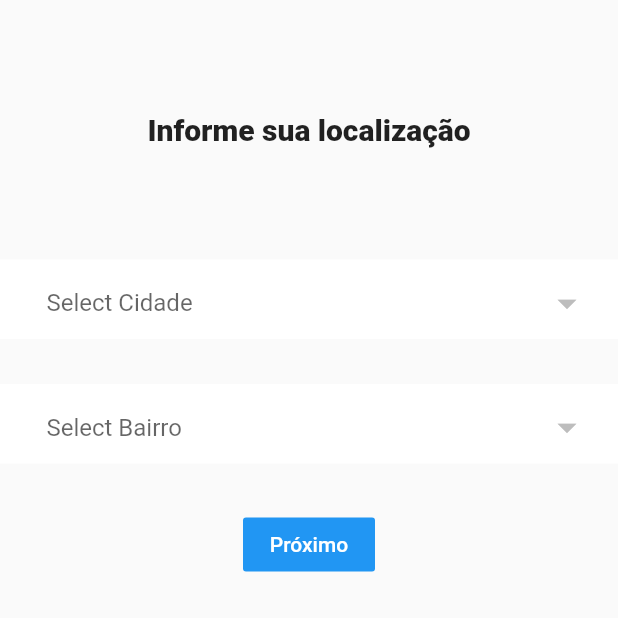
After one commit to moraiscristiano/pesquisei, a Flutter app: the PesquisaLocalidadeView screen opened directly, on a phone screen of 412 x 824 dp, the top half of it. The commit adds this screen. Run offline on Flutter 3.47's test engine with Material 2 defaults, Android fonts, the phone set to English and light mode, and no system bars; our stand-ins replace dio, mobx, sqflite; accounts and stored records are empty; generated files the repository leaves out were written again.

Commit message:
telas de pesquisa(localidade e lista por localidade)

```diff
--- a/lib/controllers/signup.controller.dart
+++ b/lib/controllers/signup.controller.dart
@@ -1,7 +1,7 @@
 
 import 'package:flutter_crud/repositories/account.repository.dart';
 import 'package:flutter_crud/view-models/signup.viewmodel.dart';
-import 'package:flutter_crud/views/user.model.dart';
+import 'package:flutter_crud/models/user.model.dart';
 
 class SignupController {
   AccountRepository repository;
--- a/lib/provider/bairro_provider.dart
+++ b/lib/provider/bairro_provider.dart
@@ -63,4 +63,18 @@ class BairroProvider {
     }
     return lista;
   }
+
+  Future<List<Bairro>> getBairrosPorCidadeId(String minhaCidade) async{
+    var dbBairro = await _db;
+    //List<Map> maps = await dbBairro.query('Bairro', columns: ['id', 'idcidade', 'nome', 'dataalteracao']);
+    List<Map> maps = await dbBairro.rawQuery("SELECT id,idcidade,nome,dataalteracao FROM Bairro where idcidade= $minhaCidade");
+    List<Bairro> bairros = [];
+    if (maps.length > 0) {
+      for (int i = 0; i < maps.length; i++) {
+        bairros.add(Bairro.fromMap(maps[i]));
+      }
+    }
+    return bairros;
+
+  }
 }
--- a/lib/repositories/account.repository.dart
+++ b/lib/repositories/account.repository.dart
@@ -1,7 +1,7 @@
 
 
 import 'package:flutter_crud/view-models/signup.viewmodel.dart';
-import 'package:flutter_crud/views/user.model.dart';
+import 'package:flutter_crud/models/user.model.dart';
 
 class AccountRepository {
   Future<UserModel> createAccount(SignupViewModel model) async {
--- /dev/null
+++ b/lib/view-models/pesquisa.viewmodel.dart
@@ -0,0 +1,6 @@
+class PesquisaViewModel {
+  int id;
+  String nome = "";
+  String descricao = "";
+  bool busy = false;
+}
--- /dev/null
+++ b/lib/views/pesquisa.localidade.view.dart
@@ -0,0 +1,232 @@
+import 'package:flutter/material.dart';
+import 'package:flutter_crud/models/bairro.dart';
+import 'package:flutter_crud/models/cidade.dart';
+import 'package:flutter_crud/provider/bairro_provider.dart';
+import 'package:flutter_crud/provider/cidade_provider.dart';
+import 'package:flutter_crud/stores/pesquisa.localidade.store.dart';
+import 'package:flutter_crud/views/pesquisa.list.view.dart';
+import 'package:provider/provider.dart';
+
+class PesquisaLocalidadeView extends StatefulWidget {
+  @override
+  _PesquisaLocalidadeViewState createState() => _PesquisaLocalidadeViewState();
+}
+
+class _PesquisaLocalidadeViewState extends State<PesquisaLocalidadeView> {
+  @override
+  void initState() {
+    _getCidadesList();
+    super.initState();
+  }
+
+  @override
+  Widget build(BuildContext context) {
+    final _cidadeFormKey = GlobalKey<FormState>();
+    final _bairroFormKey = GlobalKey<FormState>();
+
+    var pesquisaLocalidadeStore = Provider.of<PesquisaLocalidadeStore>(context);
+
+    return Scaffold(
+      /* appBar: AppBar(
+        title: Text('Dynamic DropDownList REST API'),
+      ), */
+      body: Column(
+        mainAxisAlignment: MainAxisAlignment.start,
+        children: <Widget>[
+          Container(
+            alignment: Alignment.topCenter,
+            margin: EdgeInsets.only(bottom: 75, top: 75),
+            child: Text(
+              'Informe sua localização',
+              style: TextStyle(fontWeight: FontWeight.w800, fontSize: 20),
+            ),
+          ),
+          //======================================================== Cidade
+
+          Container(
+            padding: EdgeInsets.only(left: 15, right: 15, top: 5),
+            color: Colors.white,
+            child: Row(
+              mainAxisAlignment: MainAxisAlignment.spaceBetween,
+              children: <Widget>[
+                Expanded(
+                  child: DropdownButtonHideUnderline(
+                    child: ButtonTheme(
+                      alignedDropdown: true,
+                      child: DropdownButton<String>(
+                        value: _minhaCidade,
+                        iconSize: 30,
+                        icon: (null),
+                        style: TextStyle(
+                          color: Colors.black54,
+                          fontSize: 16,
+                        ),
+                        hint: Text('Select Cidade'),
+                        key: _cidadeFormKey,
+                        onChanged: (String newValue) {
+                          setState(() {
+                            _minhaCidade = newValue;
+                            _getBairrosList();
+                            print(_minhaCidade);
+                          });
+                        },
+                        items: cidades?.map((item) {
+                              return new DropdownMenuItem(
+                                child: new Text(item.nome),
+                                value: item.id.toString(),
+                              );
+                            })?.toList() ??
+                            [],
+                      ),
+                    ),
+                  ),
+                ),
+              ],
+            ),
+          ),
+          SizedBox(
+            height: 30,
+          ),
+
+          //======================================================== City
+
+          Container(
+            padding: EdgeInsets.only(left: 15, right: 15, top: 5),
+            color: Colors.white,
+            child: Row(
+              mainAxisAlignment: MainAxisAlignment.spaceBetween,
+              children: <Widget>[
+                Expanded(
+                  child: DropdownButtonHideUnderline(
+                    child: ButtonTheme(
+                      alignedDropdown: true,
+                      child: DropdownButton<String>(
+                        value: _meuBairro,
+                        iconSize: 30,
+                        icon: (null),
+                        style: TextStyle(
+                          color: Colors.black54,
+                          fontSize: 16,
+                        ),
+                        hint: Text('Select Bairro'),
+                        key: _bairroFormKey,
+                        onChanged: (String newValue) {
+                          setState(() {
+                            _meuBairro = newValue;
+                            print(_meuBairro);
+                          });
+                        },
+                        items: bairros?.map((item) {
+                              return new DropdownMenuItem(
+                                child: new Text(item.nome),
+                                value: item.id.toString(),
+                              );
+                            })?.toList() ??
+                            [],
+                      ),
+                    ),
+                  ),
+                ),
+              ],
+            ),
+          ),
+          SizedBox(
+            height: 30,
+          ),
+          FlatButton(
+              color: Colors.blue,
+              textColor: Colors.white,
+              child: Text("Próximo"),
+              onPressed: () {
+                Future<void> _showMyDialog() async {
+                  return showDialog<void>(
+                    context: context,
+                    barrierDismissible: false, // user must tap button!
+                    builder: (BuildContext context) {
+                      return AlertDialog(
+                        title: Text('Falha'),
+                        content: SingleChildScrollView(
+                          child: ListBody(
+                            children: <Widget>[
+                              Text('Ocorreu um erro.'),
+                              Text(
+                                  'Você deve selecionar uma Cidade e um Bairro.'),
+                            ],
+                          ),
+                        ),
+                        actions: <Widget>[
+                          FlatButton(
+                            child: Text('OK'),
+                            onPressed: () {
+                              Navigator.of(context).pop();
+                            },
+                          ),
+                        ],
+                      );
+                    },
+                  );
+                }
+
+                if (_minhaCidade == null ||
+                    _meuBairro == null ||
+                    _minhaCidade?.trim().isEmpty ||
+                    _meuBairro?.trim().isEmpty) {
+                  _showMyDialog();
+                } else {
+                  setState(() {});
+
+                  pesquisaLocalidadeStore.setPesquisaLocalidade(
+                    int.parse(_minhaCidade),
+                    int.parse(_meuBairro),
+                  );
+
+                  Navigator.push(
+                    context,
+                    MaterialPageRoute(
+                      builder: (context) => PesquisaListView(),
+                    ),
+                  );
+                }
+              }),
+        ],
+      ),
+    );
+  }
+
+  //=============================================================================== Api Calling here
+
+//CALLING STATE API HERE
+// Get State information by API
+
+  List<Cidade> cidades;
+  String _minhaCidade;
+
+  String stateInfoUrl = 'http://cleanions.bestweb.my/api/location/get_state';
+  Future<String> _getCidadesList() async {
+    CidadeProvider cidadeProvider = new CidadeProvider();
+
+    List<Cidade> retornoCidades = await cidadeProvider.getCidades();
+
+//      print(data);
+    setState(() {
+      cidades = retornoCidades;
+    });
+  }
+
+  // Get State information by API
+  List<Bairro> bairros;
+  String _meuBairro;
+
+  String cityInfoUrl =
+      'http://cleanions.bestweb.my/api/location/get_city_by_state_id';
+  Future<String> _getBairrosList() async {
+    BairroProvider bairroProvider = new BairroProvider();
+
+    List<Bairro> retornoBairros =
+        await bairroProvider.getBairrosPorCidadeId(_minhaCidade);
+
+    setState(() {
+      bairros = retornoBairros;
+    });
+  }
+}
```
Also changed, not shown: lib/controllers/pesquisa.list.controller.dart (added, +22 -0 lines), lib/main.dart (+9 -0 lines), lib/repositories/pesquisa.list.repository.dart (added, +28 -0 lines), lib/stores/pesquisa.localidade.store.dart (added, +22 -0 lines), lib/stores/pesquisa.store.dart (added, +36 -0 lines), lib/views/home/home.dart (+9 -1 lines), lib/views/pesquisa.list.view.dart (added, +101 -0 lines), lib/views/signup.view.dart (+7 -26 lines), lib/models/user.model.dart (renamed from lib/views/user.model.dart), lib/stores/pesquisa.localidade.store.g.dart (added), lib/stores/pesquisa.store.g.dart (added).
